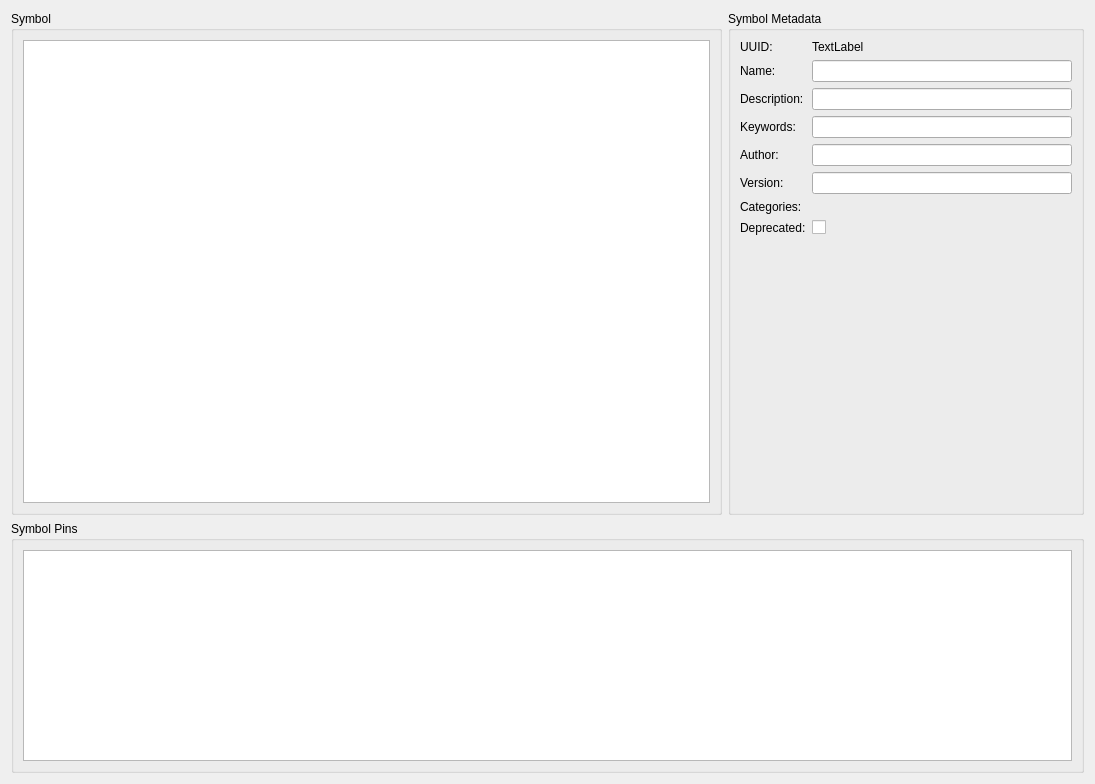
Qt form libs/librepcb/libraryeditor/sym/symboleditorwidget.ui (ncp1113/LibrePCB) before a commit.
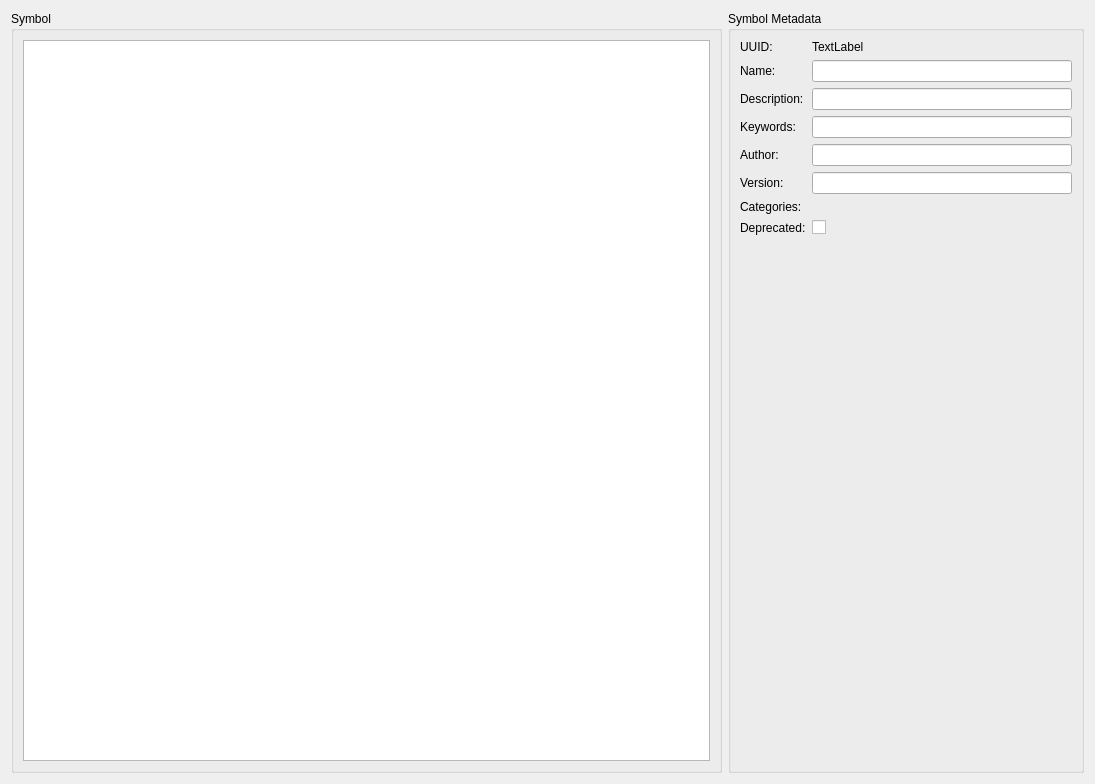
The same form after that commit. Custom widgets are drawn as their Qt base class.

Commit message: Library editor: Add symbol editor state machine

Diff of the .ui file:
```diff
--- a/libs/librepcb/libraryeditor/sym/symboleditorwidget.ui
+++ b/libs/librepcb/libraryeditor/sym/symboleditorwidget.ui
@@ -13,8 +13,6 @@
   <property name="windowTitle">
    <string>Form</string>
   </property>
-  <layout class="QVBoxLayout" name="verticalLayout_2" stretch="2,1">
-   <item>
     <layout class="QHBoxLayout" name="horizontalLayout" stretch="2,1">
      <item>
       <widget class="QGroupBox" name="groupBox_3">
@@ -144,20 +142,6 @@
            <string/>
           </property>
          </widget>
-        </item>
-       </layout>
-      </widget>
-     </item>
-    </layout>
-   </item>
-   <item>
-    <widget class="QGroupBox" name="groupBox_2">
-     <property name="title">
-      <string>Symbol Pins</string>
-     </property>
-     <layout class="QVBoxLayout" name="verticalLayout_3">
-      <item>
-       <widget class="QTableView" name="tableView"/>
       </item>
      </layout>
     </widget>
```
Lines whose indentation alone changed are shown as unchanged. The commit also changes 10 other files.
